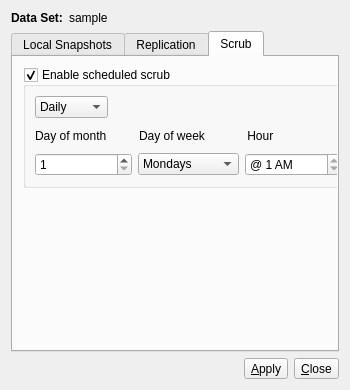
Qt form src-qt5/life-preserver/lp-gui/LPConfig.ui (trueos/pcbsd) before a commit.
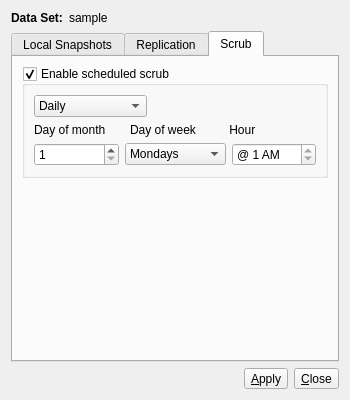
The same form after that commit. The open tabs and pages were chosen to show the change. Icons and pictures are not drawn.

Commit message: Fix up the GUI interface for scrub scheduling in life-preserver.

What changed in the file:
```diff
--- a/src-qt5/life-preserver/lp-gui/LPConfig.ui
+++ b/src-qt5/life-preserver/lp-gui/LPConfig.ui
@@ -7,7 +7,7 @@
     <x>0</x>
     <y>0</y>
     <width>350</width>
-    <height>390</height>
+    <height>400</height>
    </rect>
   </property>
   <property name="windowTitle">
@@ -590,20 +590,14 @@
       <attribute name="title">
        <string>Scrub</string>
       </attribute>
+      <layout class="QVBoxLayout" name="verticalLayout_8">
+       <item>
       <widget class="QGroupBox" name="groupScrub">
        <property name="enabled">
         <bool>true</bool>
        </property>
-       <property name="geometry">
-        <rect>
-         <x>10</x>
-         <y>10</y>
-         <width>331</width>
-         <height>121</height>
-        </rect>
-       </property>
        <property name="sizePolicy">
-        <sizepolicy hsizetype="Fixed" vsizetype="Fixed">
+          <sizepolicy hsizetype="Preferred" vsizetype="Preferred">
          <horstretch>0</horstretch>
          <verstretch>0</verstretch>
         </sizepolicy>
@@ -646,6 +640,11 @@
               <string>Monthly</string>
              </property>
             </item>
+              <item>
+               <property name="text">
+                <string>Interval of Days</string>
+               </property>
+              </item>
            </widget>
           </item>
           <item>
@@ -776,6 +775,21 @@
         </item>
        </layout>
       </widget>
+       </item>
+       <item>
+        <spacer name="verticalSpacer_2">
+         <property name="orientation">
+          <enum>Qt::Vertical</enum>
+         </property>
+         <property name="sizeHint" stdset="0">
+          <size>
+           <width>20</width>
+           <height>40</height>
+          </size>
+         </property>
+        </spacer>
+       </item>
+      </layout>
      </widget>
     </widget>
    </item>
```
Lines whose indentation alone changed are shown as unchanged. The commit also changes 2 other files.
